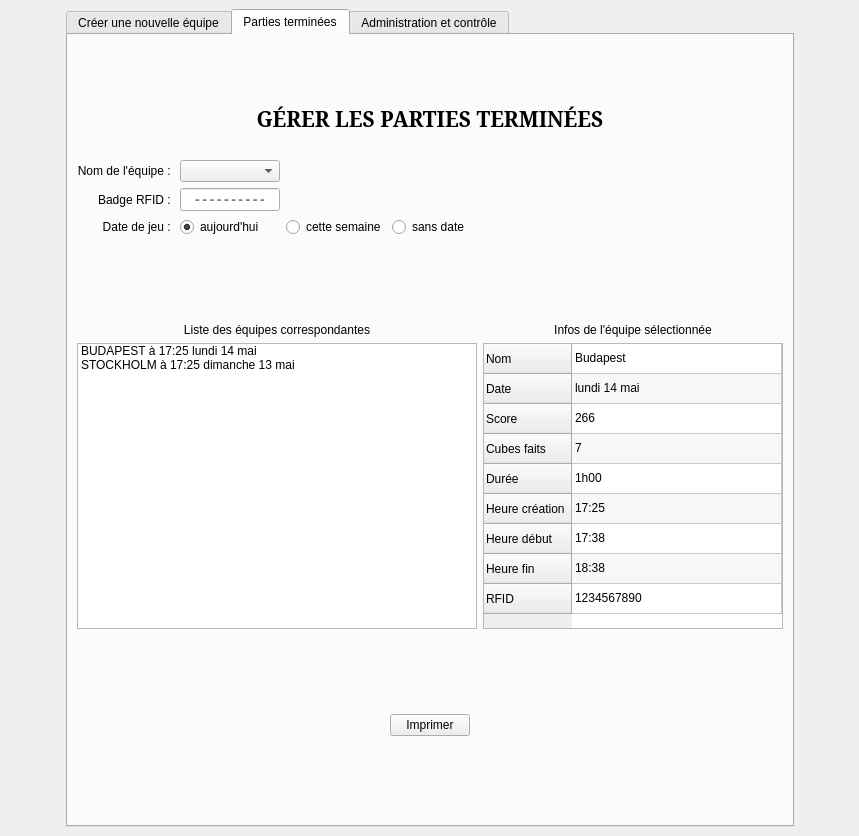
jwav/thecube-ivazio, file thecubeivazio/cubegui/cubegui.ui: the form before one commit.
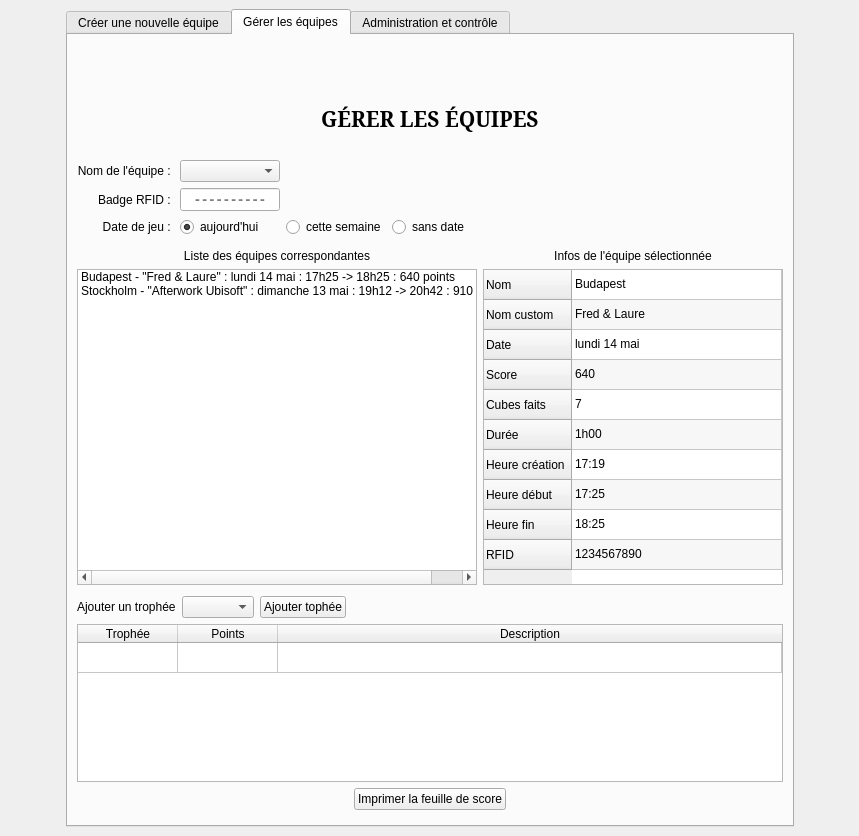
The form after the commit. The open tabs and pages were chosen to show the change. Icons and pictures are not drawn.

Commit message: worked on the GUI, finalized team names

```diff
--- a/thecubeivazio/cubegui/cubegui.ui
+++ b/thecubeivazio/cubegui/cubegui.ui
@@ -392,7 +392,7 @@
       </widget>
       <widget class="QWidget" name="tabFinishedGames">
        <attribute name="title">
-        <string>Parties terminées</string>
+        <string>Gérer les équipes</string>
        </attribute>
        <layout class="QVBoxLayout" name="verticalLayout_6">
         <item>
@@ -441,7 +441,7 @@
              </font>
             </property>
             <property name="text">
-             <string>GÉRER LES PARTIES TERMINÉES</string>
+             <string>GÉRER LES ÉQUIPES</string>
             </property>
             <property name="alignment">
              <set>Qt::AlignCenter</set>
@@ -660,6 +660,11 @@
               <string>Nom</string>
              </property>
             </row>
+            <row>
+             <property name="text">
+              <string>Nom custom</string>
+             </property>
+            </row>
             <row>
              <property name="text">
               <string>Date</string>
@@ -712,41 +717,46 @@
             </item>
             <item row="1" column="0">
              <property name="text">
-              <string>lundi 14 mai</string>
+              <string>Fred &amp; Laure</string>
              </property>
             </item>
             <item row="2" column="0">
              <property name="text">
-              <string>266</string>
+              <string>lundi 14 mai</string>
              </property>
             </item>
             <item row="3" column="0">
              <property name="text">
-              <string>7</string>
+              <string>640</string>
              </property>
             </item>
             <item row="4" column="0">
              <property name="text">
-              <string>1h00</string>
+              <string>7</string>
              </property>
             </item>
             <item row="5" column="0">
              <property name="text">
-              <string>17:25</string>
+              <string>1h00</string>
              </property>
             </item>
             <item row="6" column="0">
              <property name="text">
-              <string>17:38</string>
+              <string>17:19</string>
              </property>
             </item>
             <item row="7" column="0">
              <property name="text">
-              <string>18:38</string>
+              <string>17:25</string>
              </property>
             </item>
             <item row="8" column="0">
              <property name="text">
+              <string>18:25</string>
+             </property>
+            </item>
+            <item row="9" column="0">
+             <property name="text">
               <string>1234567890</string>
              </property>
             </item>
@@ -768,12 +778,12 @@
             </property>
             <item>
              <property name="text">
-              <string>BUDAPEST à 17:25 lundi 14 mai</string>
+              <string>Budapest - &quot;Fred &amp; Laure&quot; : lundi 14 mai : 17h25 -&gt; 18h25 : 640 points</string>
              </property>
             </item>
             <item>
              <property name="text">
-              <string>STOCKHOLM à 17:25 dimanche 13 mai</string>
+              <string>Stockholm - &quot;Afterwork Ubisoft&quot; : dimanche 13 mai : 19h12 -&gt; 20h42 : 910 points</string>
              </property>
             </item>
            </widget>
@@ -793,6 +803,70 @@
           </property>
          </spacer>
         </item>
+        <item>
+         <layout class="QGridLayout" name="gridLayout_4">
+          <item row="0" column="0">
+           <widget class="QLabel" name="label_2">
+            <property name="text">
+             <string>Ajouter un trophée</string>
+            </property>
+           </widget>
+          </item>
+          <item row="0" column="3">
+           <spacer name="horizontalSpacer_19">
+            <property name="orientation">
+             <enum>Qt::Horizontal</enum>
+            </property>
+            <property name="sizeHint" stdset="0">
+             <size>
+              <width>40</width>
+              <height>20</height>
+             </size>
+            </property>
+           </spacer>
+          </item>
+          <item row="0" column="1">
+           <widget class="QComboBox" name="comboManageAddTrophy"/>
+          </item>
+          <item row="0" column="2">
+           <widget class="QPushButton" name="btnManageAddTrophy">
+            <property name="text">
+             <string>Ajouter tophée</string>
+            </property>
+           </widget>
+          </item>
+         </layout>
+        </item>
+        <item>
+         <widget class="QTableWidget" name="tableManageTrophyList">
+          <attribute name="horizontalHeaderStretchLastSection">
+           <bool>true</bool>
+          </attribute>
+          <attribute name="verticalHeaderVisible">
+           <bool>false</bool>
+          </attribute>
+          <row>
+           <property name="text">
+            <string>New Row</string>
+           </property>
+          </row>
+          <column>
+           <property name="text">
+            <string>Trophée</string>
+           </property>
+          </column>
+          <column>
+           <property name="text">
+            <string>Points</string>
+           </property>
+          </column>
+          <column>
+           <property name="text">
+            <string>Description</string>
+           </property>
+          </column>
+         </widget>
+        </item>
         <item>
          <layout class="QHBoxLayout" name="horizontalLayout_14">
           <item>
@@ -811,7 +885,7 @@
           <item>
            <widget class="QPushButton" name="btnFinishedPrint">
             <property name="text">
-             <string>Imprimer</string>
+             <string>Imprimer la feuille de score</string>
             </property>
             <property name="icon">
              <iconset theme="print">
```
Left out of the diff: 47 changed lines with no effect on the pictures. The commit also changes 1 other file.
